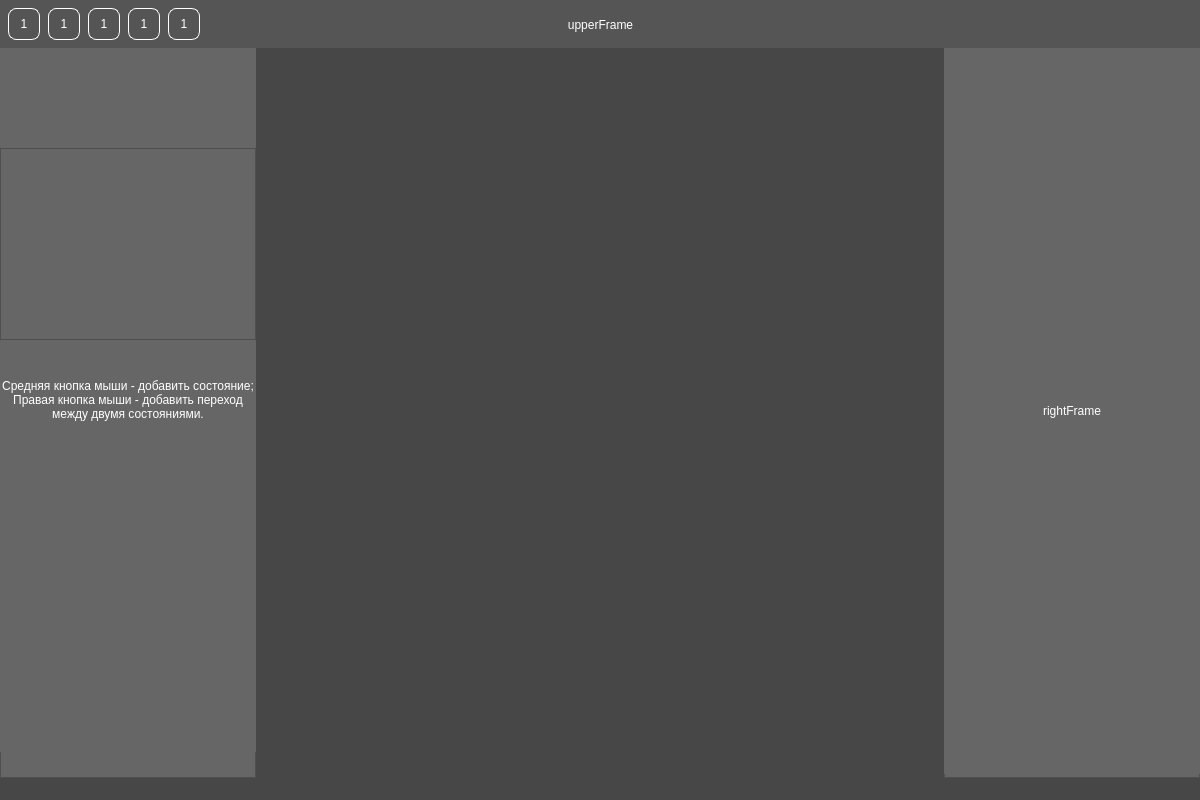
kaizxr/cafl, file res/ui/sandboxwindow.ui: the form before one commit.
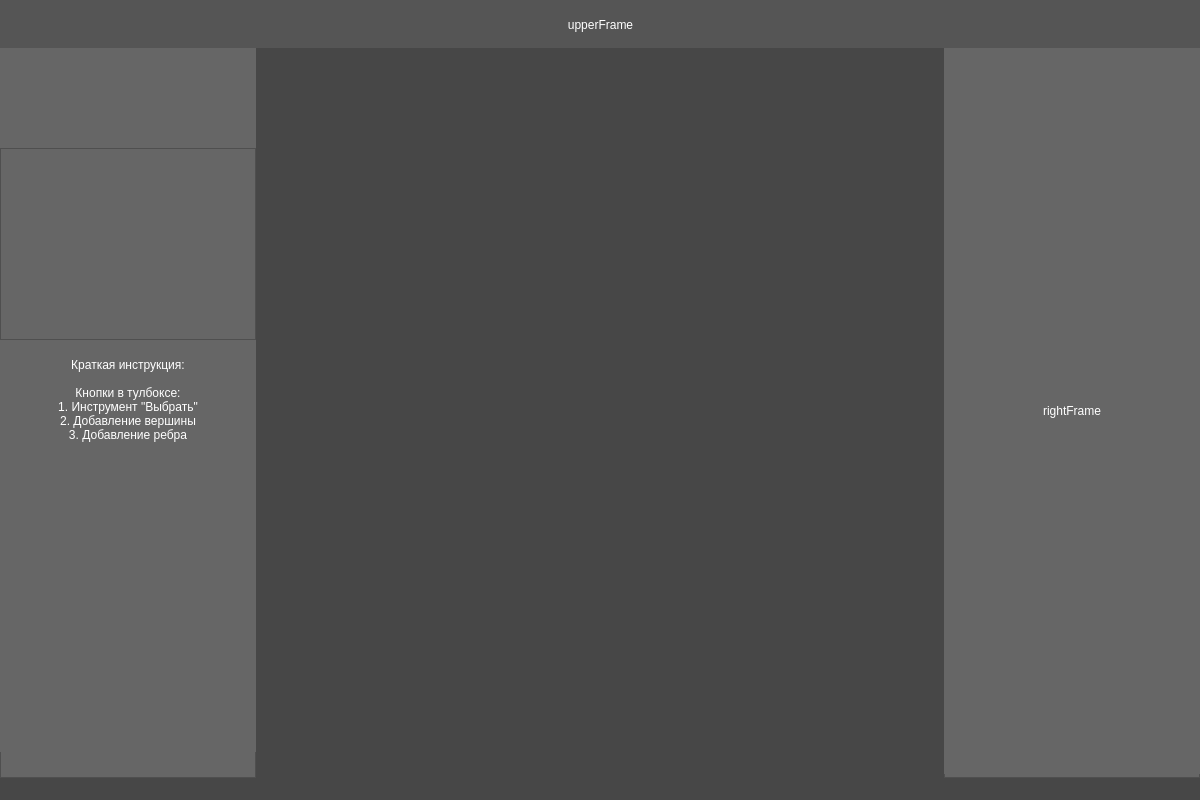
The form after the commit.

Commit message:
added tool buttons
ToggleButton - custom CheckBox
ButtonGroup - class for interaction with ToggleButtons
ToolsManager - singleton class to set tool type via buttons and hotkeys (WIP)

Patch:
```diff
--- a/res/ui/sandboxwindow.ui
+++ b/res/ui/sandboxwindow.ui
@@ -77,130 +77,12 @@
               <height>0</height>
              </size>
             </property>
-            <widget class="QPushButton" name="pushButton">
-             <property name="geometry">
-              <rect>
-               <x>8</x>
-               <y>8</y>
-               <width>32</width>
-               <height>32</height>
-              </rect>
-             </property>
-             <property name="styleSheet">
-              <string notr="true">QPushButton {
-	border: 1px solid #ffffff;
-    border-radius: 8px;
-}
-
-QPushButton:pressed {
-	background-color: rgba(118, 223, 211,50);
-}</string>
-             </property>
-             <property name="text">
-              <string>1</string>
-             </property>
-            </widget>
-            <widget class="QPushButton" name="pushButton_1">
-             <property name="geometry">
-              <rect>
-               <x>48</x>
-               <y>8</y>
-               <width>32</width>
-               <height>32</height>
-              </rect>
-             </property>
-             <property name="styleSheet">
-              <string notr="true">QPushButton {
-	border: 1px solid #ffffff;
-    border-radius: 8px;
-}
-
-QPushButton:pressed {
-	background-color: rgba(118, 223, 211,50);
-}</string>
-             </property>
-             <property name="text">
-              <string>1</string>
-             </property>
-            </widget>
-            <widget class="QPushButton" name="pushButton_2">
-             <property name="geometry">
-              <rect>
-               <x>88</x>
-               <y>8</y>
-               <width>32</width>
-               <height>32</height>
-              </rect>
-             </property>
-             <property name="styleSheet">
-              <string notr="true">QPushButton {
-	border: 1px solid #ffffff;
-    border-radius: 8px;
-}
-
-QPushButton:pressed {
-	background-color: rgba(118, 223, 211,50);
-}</string>
-             </property>
-             <property name="text">
-              <string>1</string>
-             </property>
-            </widget>
-            <widget class="QPushButton" name="pushButton_3">
-             <property name="geometry">
-              <rect>
-               <x>128</x>
-               <y>8</y>
-               <width>32</width>
-               <height>32</height>
-              </rect>
-             </property>
-             <property name="styleSheet">
-              <string notr="true">QPushButton {
-	border: 1px solid #ffffff;
-    border-radius: 8px;
-}
-
-QPushButton:pressed {
-	background-color: rgba(118, 223, 211,50);
-}</string>
-             </property>
-             <property name="text">
-              <string>1</string>
-             </property>
-            </widget>
-            <widget class="QPushButton" name="pushButton_4">
-             <property name="geometry">
-              <rect>
-               <x>168</x>
-               <y>8</y>
-               <width>32</width>
-               <height>32</height>
-              </rect>
-             </property>
-             <property name="styleSheet">
-              <string notr="true">QPushButton {
-	border: 1px solid #ffffff;
-    border-radius: 8px;
-}
-
-QPushButton:pressed {
-	background-color: rgba(118, 223, 211,50);
-}</string>
-             </property>
-             <property name="text">
-              <string>1</string>
-             </property>
-             <property name="autoDefault">
-              <bool>false</bool>
-             </property>
-             <property name="default">
-              <bool>false</bool>
-             </property>
-             <property name="flat">
-              <bool>false</bool>
-             </property>
-            </widget>
+            <property name="maximumSize">
+             <size>
+              <width>208</width>
+              <height>16777215</height>
+             </size>
+            </property>
            </widget>
           </item>
           <item>
@@ -304,8 +186,12 @@
             </rect>
            </property>
            <property name="text">
-            <string>Средняя кнопка мыши - добавить состояние;
-Правая кнопка мыши - добавить переход между двумя состояниями.</string>
+            <string>Краткая инструкция:
+
+Кнопки в тулбоксе:
+1. Инструмент &quot;Выбрать&quot;
+2. Добавление вершины
+3. Добавление ребра</string>
            </property>
            <property name="textFormat">
             <enum>Qt::PlainText</enum>
```
The commit also changes 11 other files.
